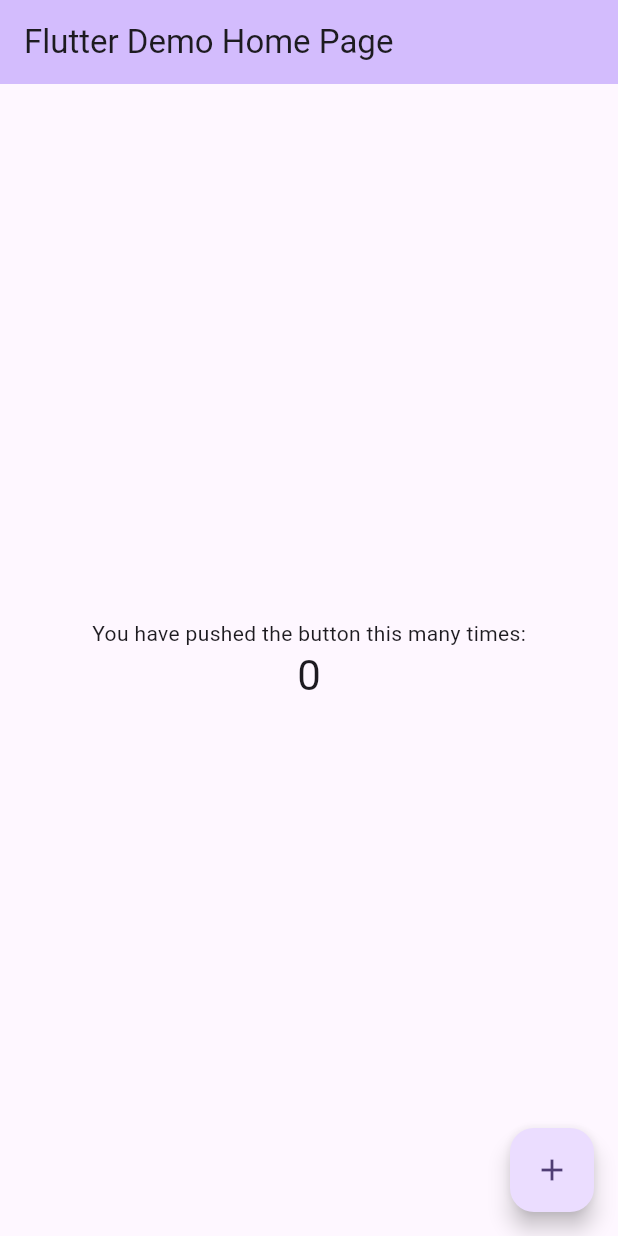
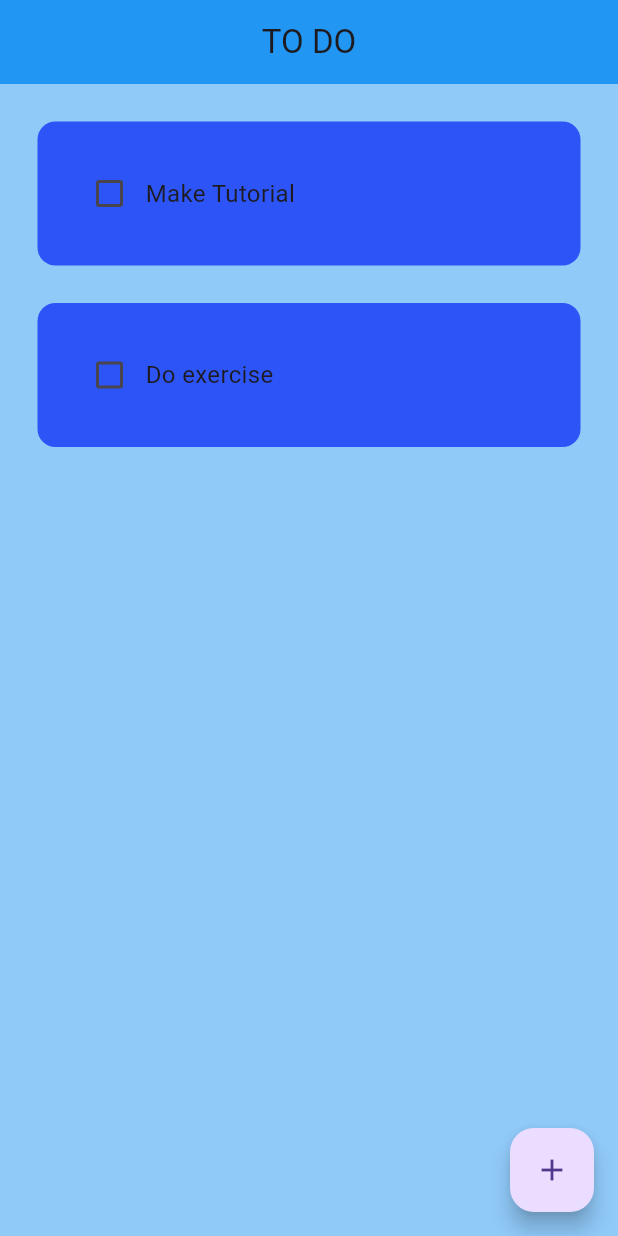
Before and after one commit to EstherNjihia/todo_app, a Flutter app: the screen it shows after launch, on a phone screen of 412 x 824 dp. Run offline on Flutter 3.47's test engine with Material 3 defaults, Android fonts, the phone set to English and light mode, and no system bars.

Commit message:
Added new features

```diff
--- a/lib/main.dart
+++ b/lib/main.dart
@@ -1,4 +1,7 @@
+// ignore_for_file: prefer_const_constructors
+
 import 'package:flutter/material.dart';
+import 'package:todo_app/pages/home_page.dart';
 
 void main() {
   runApp(const MyApp());
@@ -7,119 +10,12 @@ void main() {
 class MyApp extends StatelessWidget {
   const MyApp({super.key});
 
-  // This widget is the root of your application.
   @override
   Widget build(BuildContext context) {
     return MaterialApp(
-      title: 'Flutter Demo',
-      theme: ThemeData(
-        // This is the theme of your application.
-        //
-        // TRY THIS: Try running your application with "flutter run". You'll see
-        // the application has a purple toolbar. Then, without quitting the app,
-        // try changing the seedColor in the colorScheme below to Colors.green
-        // and then invoke "hot reload" (save your changes or press the "hot
-        // reload" button in a Flutter-supported IDE, or press "r" if you used
-        // the command line to start the app).
-        //
-        // Notice that the counter didn't reset back to zero; the application
-        // state is not lost during the reload. To reset the state, use hot
-        // restart instead.
-        //
-        // This works for code too, not just values: Most code changes can be
-        // tested with just a hot reload.
-        colorScheme: ColorScheme.fromSeed(seedColor: Colors.deepPurple),
-        useMaterial3: true,
-      ),
-      home: const MyHomePage(title: 'Flutter Demo Home Page'),
+      debugShowCheckedModeBanner: false,
+      home: HomePage(),
+      theme: ThemeData(primarySwatch: Colors.blue),
     );
   }
 }
-
-class MyHomePage extends StatefulWidget {
-  const MyHomePage({super.key, required this.title});
-
-  // This widget is the home page of your application. It is stateful, meaning
-  // that it has a State object (defined below) that contains fields that affect
-  // how it looks.
-
-  // This class is the configuration for the state. It holds the values (in this
-  // case the title) provided by the parent (in this case the App widget) and
-  // used by the build method of the State. Fields in a Widget subclass are
-  // always marked "final".
-
-  final String title;
-
-  @override
-  State<MyHomePage> createState() => _MyHomePageState();
-}
-
-class _MyHomePageState extends State<MyHomePage> {
-  int _counter = 0;
-
-  void _incrementCounter() {
-    setState(() {
-      // This call to setState tells the Flutter framework that something has
-      // changed in this State, which causes it to rerun the build method below
-      // so that the display can reflect the updated values. If we changed
-      // _counter without calling setState(), then the build method would not be
-      // called again, and so nothing would appear to happen.
-      _counter++;
-    });
-  }
-
-  @override
-  Widget build(BuildContext context) {
-    // This method is rerun every time setState is called, for instance as done
-    // by the _incrementCounter method above.
-    //
-    // The Flutter framework has been optimized to make rerunning build methods
-    // fast, so that you can just rebuild anything that needs updating rather
-    // than having to individually change instances of widgets.
-    return Scaffold(
-      appBar: AppBar(
-        // TRY THIS: Try changing the color here to a specific color (to
-        // Colors.amber, perhaps?) and trigger a hot reload to see the AppBar
-        // change color while the other colors stay the same.
-        backgroundColor: Theme.of(context).colorScheme.inversePrimary,
-        // Here we take the value from the MyHomePage object that was created by
-        // the App.build method, and use it to set our appbar title.
-        title: Text(widget.title),
-      ),
-      body: Center(
-        // Center is a layout widget. It takes a single child and positions it
-        // in the middle of the parent.
-        child: Column(
-          // Column is also a layout widget. It takes a list of children and
-          // arranges them vertically. By default, it sizes itself to fit its
-          // children horizontally, and tries to be as tall as its parent.
-          //
-          // Column has various properties to control how it sizes itself and
-          // how it positions its children. Here we use mainAxisAlignment to
-          // center the children vertically; the main axis here is the vertical
-          // axis because Columns are vertical (the cross axis would be
-          // horizontal).
-          //
-          // TRY THIS: Invoke "debug painting" (choose the "Toggle Debug Paint"
-          // action in the IDE, or press "p" in the console), to see the
-          // wireframe for each widget.
-          mainAxisAlignment: MainAxisAlignment.center,
-          children: <Widget>[
-            const Text(
-              'You have pushed the button this many times:',
-            ),
-            Text(
-              '$_counter',
-              style: Theme.of(context).textTheme.headlineMedium,
-            ),
-          ],
-        ),
-      ),
-      floatingActionButton: FloatingActionButton(
-        onPressed: _incrementCounter,
-        tooltip: 'Increment',
-        child: const Icon(Icons.add),
-      ), // This trailing comma makes auto-formatting nicer for build methods.
-    );
-  }
-}
--- /dev/null
+++ b/lib/pages/home_page.dart
@@ -0,0 +1,57 @@
+// ignore_for_file: prefer_const_constructors, prefer_const_literals_to_create_immutables
+
+import 'package:flutter/material.dart';
+import 'package:todo_app/util/todo_tile.dart';
+
+class HomePage extends StatefulWidget {
+  const HomePage({super.key});
+
+  @override
+  State<HomePage> createState() => _HomePageState();
+}
+
+class _HomePageState extends State<HomePage> {
+  // to do list
+
+  List toDoList = [
+    ["Make Tutorial", false],
+    ["Do exercise", false]
+  ];
+
+  //method
+  void checkBoxChanged(bool? value, int index) {
+    setState(() {
+      toDoList[index][1] = !toDoList[index][1];
+    });
+  }
+
+  @override
+  Widget build(BuildContext context) {
+    return Scaffold(
+      appBar: AppBar(
+        backgroundColor: Colors.blue,
+        title: Center(
+          child: Text(
+            'TO DO',
+          ),
+        ),
+        elevation: 0,
+      ),
+      floatingActionButton: FloatingActionButton(
+        onPressed: () {},
+        child: Icon(Icons.add),
+      ),
+      body: ListView.builder(
+        itemCount: toDoList.length,
+        itemBuilder: (context, index) {
+          return ToDoTile(
+            taskName: toDoList[index][0],
+            taskCompleted: toDoList[index][1],
+            onChanged: (value) => checkBoxChanged(value, index),
+          );
+        },
+      ),
+      backgroundColor: Colors.blue[200],
+    );
+  }
+}
--- /dev/null
+++ b/lib/util/todo_tile.dart
@@ -0,0 +1,48 @@
+// ignore_for_file: prefer_const_constructors, prefer_const_literals_to_create_immutables, sort_child_properties_last
+
+import 'package:flutter/material.dart';
+
+class ToDoTile extends StatelessWidget {
+  final String taskName;
+  final bool taskCompleted;
+  Function(bool?)? onChanged;
+
+  ToDoTile(
+      {super.key,
+      required this.taskName,
+      required this.taskCompleted,
+      required this.onChanged});
+
+  @override
+  Widget build(BuildContext context) {
+    return Padding(
+      padding: const EdgeInsets.only(right: 25.0, left: 25, top: 25),
+      child: Container(
+        padding: EdgeInsets.all(24),
+        child: Row(
+          children: [
+            //checkbox
+            Checkbox(
+              value: taskCompleted,
+              onChanged: onChanged,
+              activeColor: Colors.black,
+            ),
+
+            //task name
+            Text(
+              taskName,
+              style: TextStyle(
+                  fontSize: 16,
+                  decoration: taskCompleted
+                      ? TextDecoration.lineThrough
+                      : TextDecoration.none),
+            ),
+          ],
+        ),
+        decoration: BoxDecoration(
+            color: Color.fromARGB(255, 44, 84, 246),
+            borderRadius: BorderRadius.circular(12)),
+      ),
+    );
+  }
+}
```
